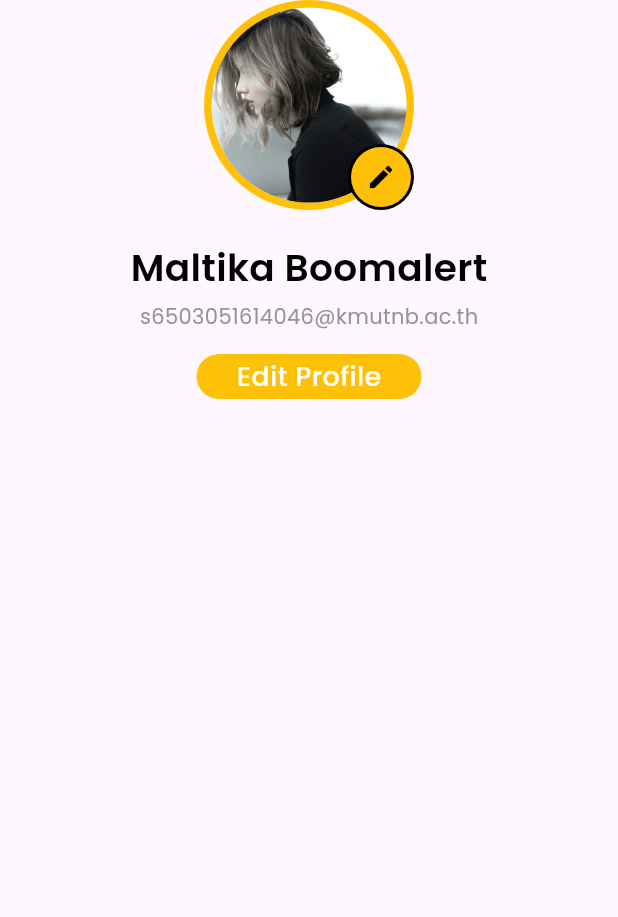
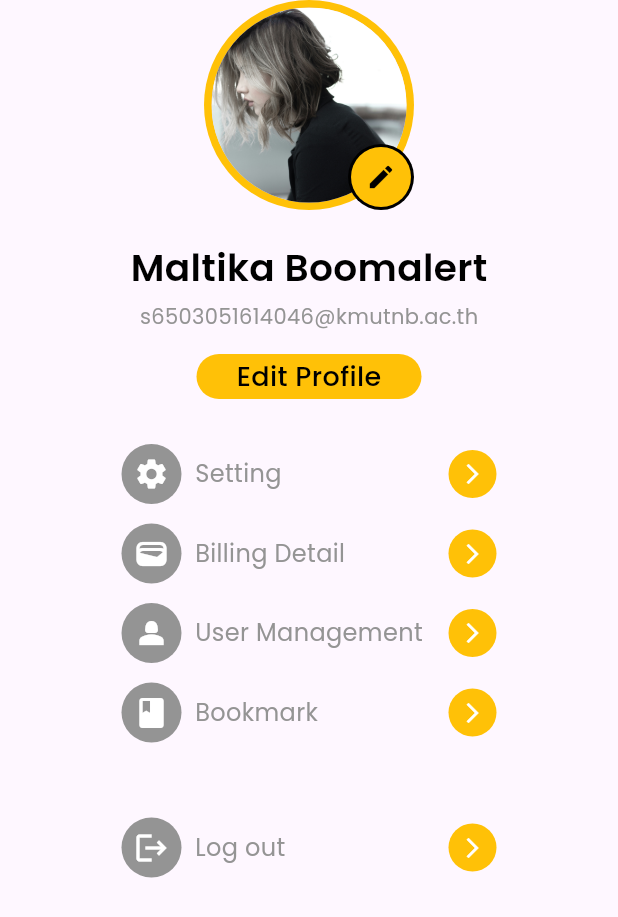
Before and after one commit to Maoooa/profile-flutter, a Flutter app: the screen it shows after launch, on a phone screen of 412 x 824 dp. Shown: the top 917 px of the screen. Run offline on Flutter 3.47's test engine with Material 3 defaults, Android fonts, the phone set to English and light mode, and no system bars; our stand-ins replace google_fonts.

Commit message:
add menu
add menu

```diff
--- /dev/null
+++ b/modern_profile/lib/components/profile_menu.dart
@@ -0,0 +1,53 @@
+import 'package:flutter/material.dart';
+import 'package:modern_profile/constant/constant.dart';
+
+class ProfileMenu extends StatelessWidget {
+  final String title;
+  final IconData icons;
+
+  const ProfileMenu({
+    Key? key,
+    required this.title,
+    required this.icons,
+  }) : super(key: key);
+
+  @override
+  Widget build(BuildContext context) {
+    return  SizedBox(
+      width: 250,
+      height: 40,
+      child: Row(
+        children: [
+          CircleAvatar(
+            backgroundColor: bgSecendaryColor,
+            child: Icon(
+              icons,
+              size: 24,
+              color: iconSecondaryColor,
+            ),
+          ),
+          const SizedBox(
+            width: 9,
+          ), //ระยะห่างระหว่าง windget ได้ทั้งบนและล่าง
+          Text(
+            title,
+            style: textMenu,
+          ),
+          const SizedBox(
+            width: 9,
+          ),
+          const Spacer(),
+          const CircleAvatar(
+            radius: 16,
+            backgroundColor: bgYellow,
+            child: Icon(
+              Icons.arrow_forward_ios,
+              size: 16,
+              color: iconSecondaryColor,
+            ),
+          )
+        ],
+      ),
+    );
+  }
+}
--- a/modern_profile/lib/constant/constant.dart
+++ b/modern_profile/lib/constant/constant.dart
@@ -3,6 +3,7 @@ import 'package:google_fonts/google_fonts.dart';
 
 const bgPrimaryColor = Colors.black;
 const bgSecendaryColor = Color.fromARGB(255, 148, 148, 148);
+const bgYellow =Colors.amber;
 
 const textPrimaryColor = Colors.white;
 const textSecondaryColor = Colors.black;
@@ -21,8 +22,13 @@ final textSubTitle = GoogleFonts.poppins(
   fontWeight: FontWeight.w400,
   color: textGrayColor,
 );
+final textMenu = GoogleFonts.poppins(
+  fontSize: 16,
+  fontWeight: FontWeight.w400,
+  color: textGrayColor,
+);
 final textBtn = GoogleFonts.poppins(
   fontSize: 18,
   fontWeight: FontWeight.w500,
-  color: textPrimaryColor,
+  color: textSecondaryColor,
 );
--- a/modern_profile/lib/constant/profile_screen.dart
+++ b/modern_profile/lib/constant/profile_screen.dart
@@ -1,5 +1,6 @@
 import 'package:flutter/material.dart';
 import 'package:modern_profile/components/profile_image.dart';
+import 'package:modern_profile/components/profile_menu.dart';
 import 'package:modern_profile/constant/constant.dart';
 
 class ProfileScreen extends StatelessWidget {
@@ -28,8 +29,21 @@ class ProfileScreen extends StatelessWidget {
             child: Center(
               child: Text('Edit Profile',style: textBtn,)
             ),
+          ),
 
-          )
+          //profile menu
+          const SizedBox(height: 30,),
+          ProfileMenu(title: 'Setting',icons: Icons.settings,),
+          const SizedBox(height: 13,),
+          ProfileMenu(title: 'Billing Detail', icons: Icons.wallet),
+          const SizedBox(height: 13,),
+          ProfileMenu(title: 'User Management', icons: Icons.person_2),
+          const SizedBox(height: 13,),
+          ProfileMenu(title: 'Bookmark', icons: Icons.book),
+          const SizedBox(height: 50,),
+          ProfileMenu(title: 'Log out', icons: Icons.logout),
+
+
 
 
         ],
```
